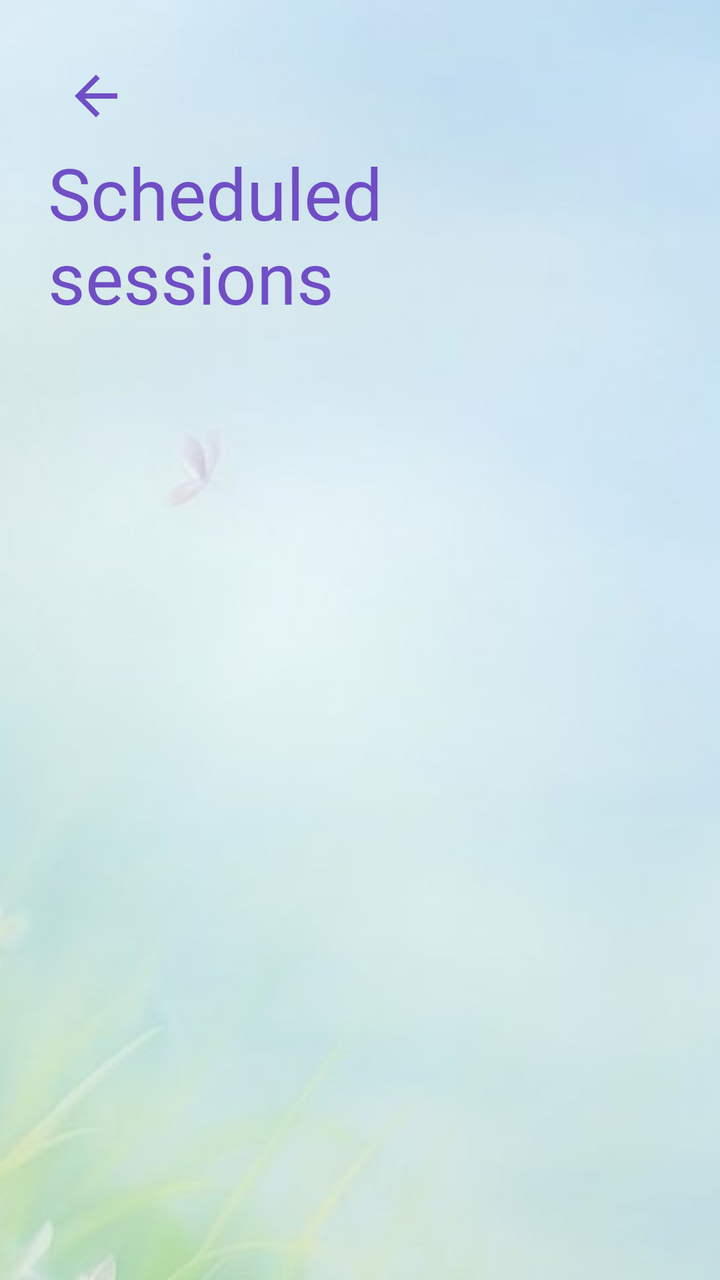
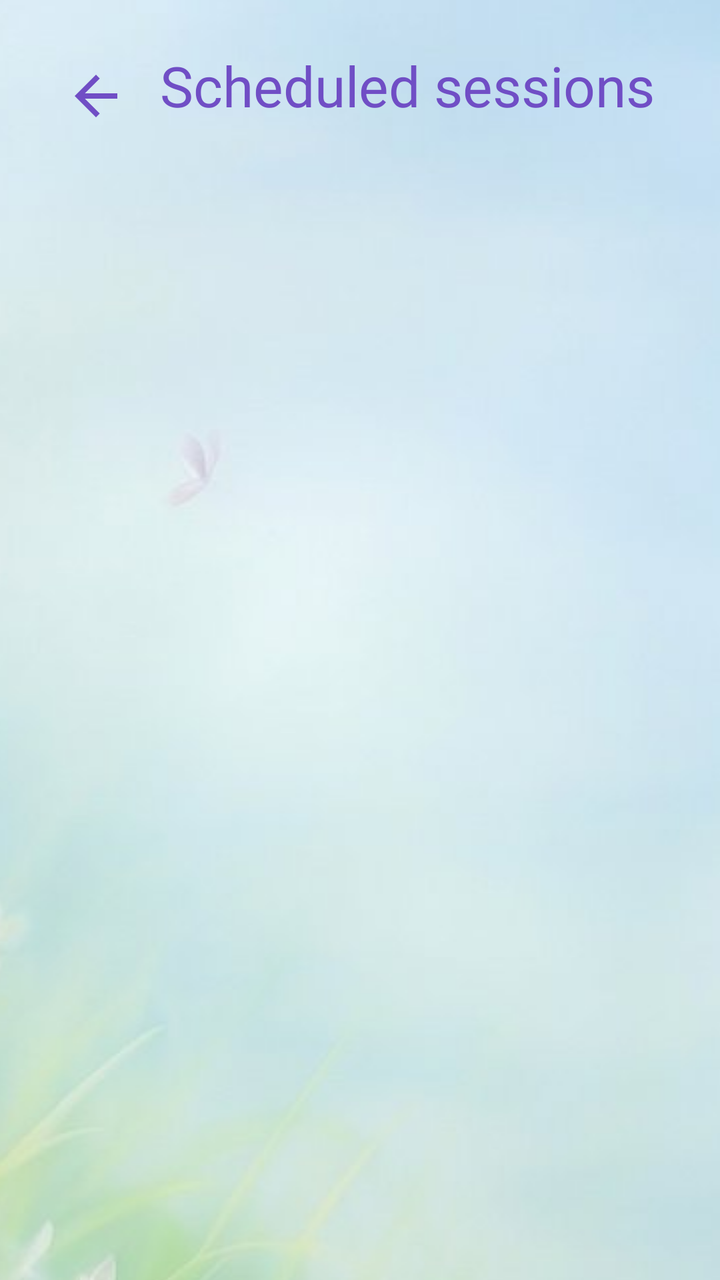

An Android layout rendered at two revisions. The XML below is the earlier revision; the diff shows what the commit changed to produce the second picture.
<!-- AndroidManifest.xml: application theme android:Theme.Material.Light.NoActionBar -->
<!-- res/layout/activity_schedule.xml -->
<?xml version="1.0" encoding="utf-8"?>
<LinearLayout xmlns:android="http://schemas.android.com/apk/res/android"
    android:layout_width="match_parent"
    android:layout_height="match_parent"
    android:orientation="vertical"
    android:padding="24dp"
    android:background="@drawable/activity_background">

    <ImageButton
        android:id="@+id/btnBack"
        android:layout_width="48dp"
        android:layout_height="48dp"
        android:background="?android:attr/selectableItemBackgroundBorderless"
        android:contentDescription="Back"
        android:src="@drawable/ic_back" />

    <TextView
        android:layout_width="wrap_content"
        android:layout_height="wrap_content"
        android:fontFamily="@font/super_frog"
        android:text="Scheduled sessions"
        android:textColor="@color/primary_dark"
        android:textSize="36sp" />

    <TextView
        android:id="@+id/tvHint"
        android:layout_width="match_parent"
        android:layout_height="wrap_content"
        android:paddingTop="8dp"
        android:text="Nothing is selected to block yet, so scheduled sessions won't block anything. Choose apps or websites first."
        android:textColor="@color/text_secondary"
        android:textSize="14sp"
        android:visibility="gone" />

    
    <TextView
        android:id="@+id/tvSessionNote"
        android:layout_width="match_parent"
        android:layout_height="wrap_content"
        android:paddingTop="8dp"
        android:text="A session is running, so changes here won't affect it. Anything you add or remove applies from the next time it comes around (next week for a day, tomorrow for Everyday)."
        android:textColor="@color/text_secondary"
        android:textSize="14sp"
        android:visibility="gone" />

    <ScrollView
        android:layout_width="match_parent"
        android:layout_height="0dp"
        android:layout_weight="1"
        android:paddingTop="12dp"
        android:scrollbars="none">

        <LinearLayout
            android:id="@+id/daysContainer"
            android:layout_width="match_parent"
            android:layout_height="wrap_content"
            android:orientation="vertical" />
    </ScrollView>
</LinearLayout>
<!-- resources referenced by this layout -->
<resources>
  <color name="primary_dark">#704EC5</color>
  <color name="text_secondary">#49454F</color>
  <!-- drawable activity_background (drawable) -->
  <?xml version="1.0" encoding="utf-8"?>
  <bitmap xmlns:android="http://schemas.android.com/apk/res/android"
      android:src="@drawable/background"
      android:gravity="center"
      android:tileMode="disabled" />
  <!-- drawable ic_back (drawable) -->
  <vector xmlns:android="http://schemas.android.com/apk/res/android"
      android:width="32dp"
      android:height="32dp"
      android:autoMirrored="true"
      android:viewportWidth="24"
      android:viewportHeight="24">
      <path
          android:fillColor="@color/primary_dark"
          android:pathData="M20,11H7.83l5.59,-5.59L12,4l-8,8 8,8 1.41,-1.41L7.83,13H20v-2z" />
  </vector>
  <!-- drawable background: jpg bitmap (drawable, 65327 bytes) -->
</resources>

<!-- the commit's change to res/layout/activity_schedule.xml (unified diff, before → after) -->
@@ -6,21 +6,35 @@
     android:padding="24dp"
     android:background="@drawable/activity_background">
 
-    <ImageButton
-        android:id="@+id/btnBack"
-        android:layout_width="48dp"
-        android:layout_height="48dp"
-        android:background="?android:attr/selectableItemBackgroundBorderless"
-        android:contentDescription="Back"
-        android:src="@drawable/ic_back" />
+    <LinearLayout
+        android:layout_width="match_parent"
+        android:layout_height="wrap_content"
+        android:gravity="center_vertical"
+        android:orientation="horizontal">
 
-    <TextView
-        android:layout_width="wrap_content"
-        android:layout_height="wrap_content"
-        android:fontFamily="@font/super_frog"
-        android:text="Scheduled sessions"
-        android:textColor="@color/primary_dark"
-        android:textSize="36sp" />
+        <ImageButton
+            android:id="@+id/btnBack"
+            android:layout_width="48dp"
+            android:layout_height="48dp"
+            android:layout_marginEnd="8dp"
+            android:background="?android:attr/selectableItemBackgroundBorderless"
+            android:contentDescription="Back"
+            android:src="@drawable/ic_back" />
+
+        <TextView
+            android:layout_width="0dp"
+            android:layout_height="wrap_content"
+            android:layout_weight="1"
+            android:autoSizeMaxTextSize="36sp"
+            android:autoSizeMinTextSize="24sp"
+            android:autoSizeStepGranularity="1sp"
+            android:autoSizeTextType="uniform"
+            android:fontFamily="@font/super_frog"
+            android:maxLines="1"
+            android:text="Scheduled sessions"
+            android:textColor="@color/primary_dark"
+            android:textSize="36sp" />
+    </LinearLayout>
 
     <TextView
         android:id="@+id/tvHint"
